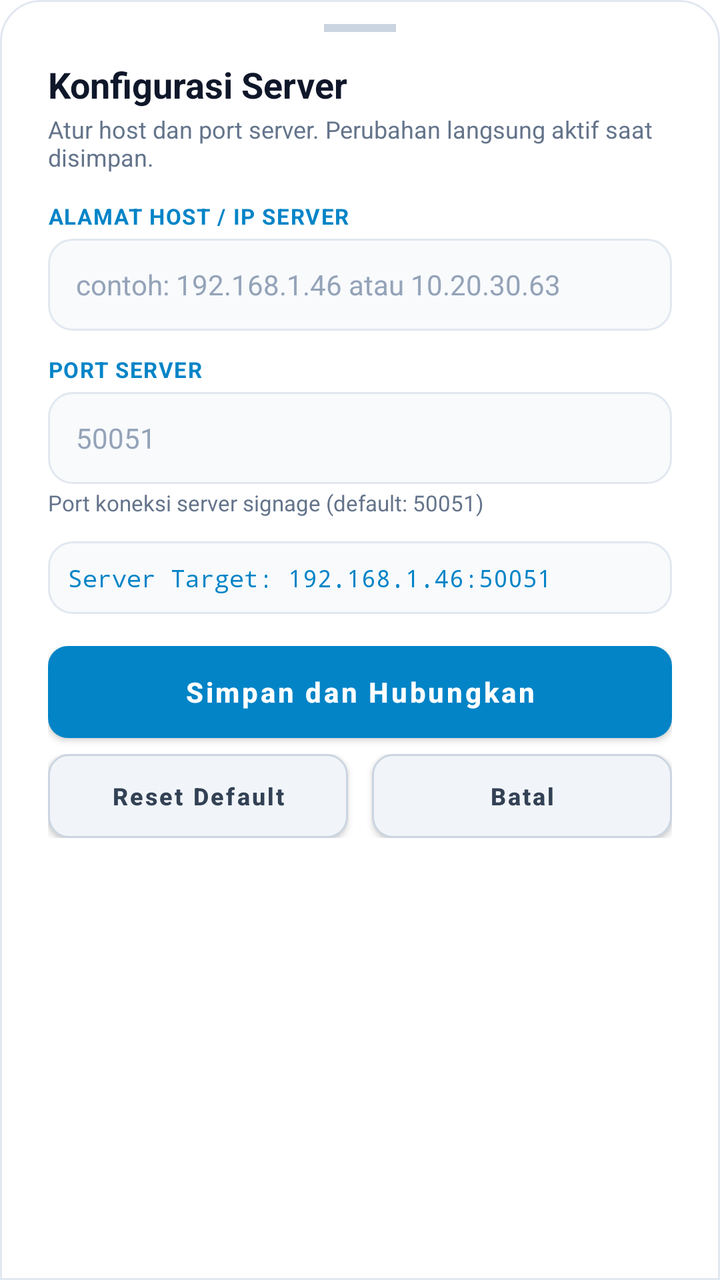
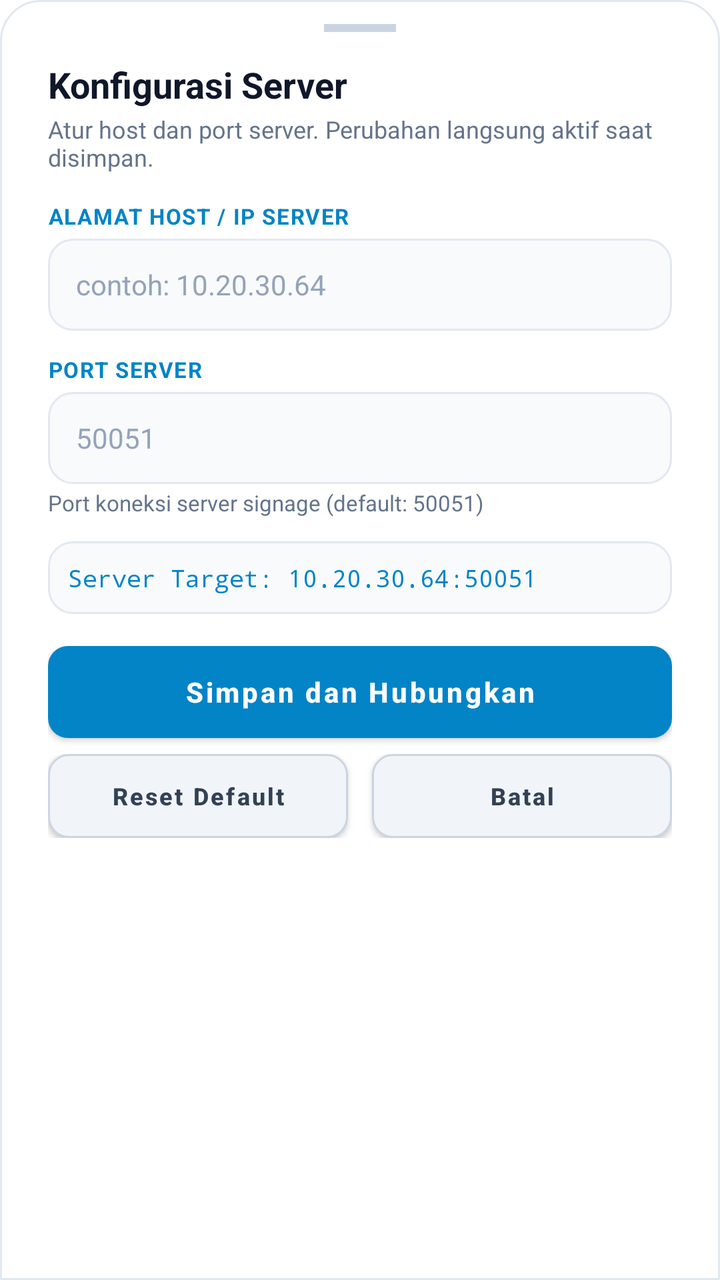

Two renders of the same Android screen: before a commit and after it. Below are the layout's source before the change and the commit's diff.
<!-- AndroidManifest.xml: application theme Theme.DKASigmaPlayer -->
<!-- res/layout/bottom_sheet_server_config.xml -->
<?xml version="1.0" encoding="utf-8"?>
<LinearLayout xmlns:android="http://schemas.android.com/apk/res/android"
    xmlns:app="http://schemas.android.com/apk/res-auto"
    android:layout_width="match_parent"
    android:layout_height="wrap_content"
    android:orientation="vertical"
    android:background="@drawable/bg_bottom_sheet"
    android:paddingStart="24dp"
    android:paddingEnd="24dp"
    android:paddingTop="12dp"
    android:paddingBottom="24dp">

    
    <View
        android:layout_width="36dp"
        android:layout_height="4dp"
        android:layout_gravity="center_horizontal"
        android:layout_marginBottom="14dp"
        android:background="@color/sheet_drag_handle" />

    <ScrollView
        android:layout_width="match_parent"
        android:layout_height="wrap_content"
        android:fillViewport="true"
        android:scrollbars="none">

        <LinearLayout
            android:layout_width="match_parent"
            android:layout_height="wrap_content"
            android:orientation="vertical">

            
            <TextView
                android:layout_width="match_parent"
                android:layout_height="wrap_content"
                android:text="Konfigurasi Server"
                android:textColor="@color/sheet_text_primary"
                android:textSize="18sp"
                android:textStyle="bold" />

            <TextView
                android:layout_width="match_parent"
                android:layout_height="wrap_content"
                android:layout_marginTop="2dp"
                android:layout_marginBottom="14dp"
                android:text="Atur host dan port server. Perubahan langsung aktif saat disimpan."
                android:textColor="@color/sheet_text_secondary"
                android:textSize="12sp" />

            
            <TextView
                android:layout_width="match_parent"
                android:layout_height="wrap_content"
                android:text="ALAMAT HOST / IP SERVER"
                android:textColor="@color/primary_500"
                android:textSize="11sp"
                android:textStyle="bold"
                android:letterSpacing="0.05" />

            <EditText
                android:id="@+id/etServerHost"
                android:layout_width="match_parent"
                android:layout_height="46dp"
                android:layout_marginTop="4dp"
                android:background="@drawable/bg_input_field"
                android:hint="contoh: 192.168.1.46 atau 10.20.30.63"
                android:textColorHint="@color/sheet_text_muted"
                android:textColor="@color/sheet_text_primary"
                android:textSize="14sp"
                android:paddingStart="14dp"
                android:paddingEnd="14dp"
                android:inputType="textUri"
                android:singleLine="true" />

            
            <LinearLayout
                android:layout_width="match_parent"
                android:layout_height="wrap_content"
                android:layout_marginTop="12dp"
                android:orientation="vertical">

                <TextView
                    android:layout_width="match_parent"
                    android:layout_height="wrap_content"
                    android:text="PORT SERVER"
                    android:textColor="@color/primary_500"
                    android:textSize="11sp"
                    android:textStyle="bold"
                    android:letterSpacing="0.05" />

                <EditText
                    android:id="@+id/etGrpcPort"
                    android:layout_width="match_parent"
                    android:layout_height="46dp"
                    android:layout_marginTop="4dp"
                    android:background="@drawable/bg_input_field"
                    android:hint="50051"
                    android:textColorHint="@color/sheet_text_muted"
                    android:textColor="@color/sheet_text_primary"
                    android:textSize="14sp"
                    android:paddingStart="14dp"
                    android:paddingEnd="14dp"
                    android:inputType="number"
                    android:singleLine="true" />

                <TextView
                    android:layout_width="match_parent"
                    android:layout_height="wrap_content"
                    android:layout_marginTop="2dp"
                    android:text="Port koneksi server signage (default: 50051)"
                    android:textColor="@color/sheet_text_secondary"
                    android:textSize="11sp" />
            </LinearLayout>

            
            <TextView
                android:id="@+id/tvResolvedPreview"
                android:layout_width="match_parent"
                android:layout_height="wrap_content"
                android:layout_marginTop="12dp"
                android:background="@drawable/bg_input_field"
                android:padding="10dp"
                android:textColor="@color/primary_500"
                android:textSize="12sp"
                android:fontFamily="monospace"
                android:text="Server Target: 192.168.1.46:50051" />

            
            <LinearLayout
                android:layout_width="match_parent"
                android:layout_height="wrap_content"
                android:layout_marginTop="16dp"
                android:layout_marginBottom="4dp"
                android:orientation="vertical">

                <Button
                    android:id="@+id/btnSave"
                    android:layout_width="match_parent"
                    android:layout_height="46dp"
                    android:background="@drawable/bg_btn_primary"
                    app:backgroundTint="@null"
                    android:text="Simpan dan Hubungkan"
                    android:textAllCaps="false"
                    android:textColor="#ffffff"
                    android:textSize="14sp"
                    android:textStyle="bold" />

                <LinearLayout
                    android:layout_width="match_parent"
                    android:layout_height="wrap_content"
                    android:layout_marginTop="8dp"
                    android:orientation="horizontal">

                    <Button
                        android:id="@+id/btnResetDefault"
                        android:layout_width="0dp"
                        android:layout_height="42dp"
                        android:layout_weight="1"
                        android:layout_marginEnd="6dp"
                        android:background="@drawable/bg_btn_secondary"
                        app:backgroundTint="@null"
                        android:text="Reset Default"
                        android:textAllCaps="false"
                        android:textColor="@color/sheet_btn_secondary_text"
                        android:textSize="12sp"
                        android:textStyle="bold" />

                    <Button
                        android:id="@+id/btnCancel"
                        android:layout_width="0dp"
                        android:layout_height="42dp"
                        android:layout_weight="1"
                        android:layout_marginStart="6dp"
                        android:background="@drawable/bg_btn_secondary"
                        app:backgroundTint="@null"
                        android:text="Batal"
                        android:textAllCaps="false"
                        android:textColor="@color/sheet_btn_secondary_text"
                        android:textSize="12sp"
                        android:textStyle="bold" />
                </LinearLayout>

            </LinearLayout>

        </LinearLayout>
    </ScrollView>

</LinearLayout>
<!-- resources referenced by this layout -->
<resources>
  <color name="primary_500">#0284c7</color>
  <color name="sheet_btn_secondary_text">#334155</color>
  <color name="sheet_drag_handle">#cbd5e1</color>
  <color name="sheet_text_muted">#94a3b8</color>
  <color name="sheet_text_primary">#0f172a</color>
  <color name="sheet_text_secondary">#64748b</color>
  <!-- drawable bg_bottom_sheet (drawable) -->
  <?xml version="1.0" encoding="utf-8"?>
  <shape xmlns:android="http://schemas.android.com/apk/res/android"
      android:shape="rectangle">
      <solid android:color="@color/sheet_bg" />
      <corners
          android:topLeftRadius="20dp"
          android:topRightRadius="20dp" />
      <stroke
          android:width="1dp"
          android:color="@color/sheet_card_border" />
  </shape>
  <!-- drawable bg_btn_primary (drawable) -->
  <?xml version="1.0" encoding="utf-8"?>
  <ripple xmlns:android="http://schemas.android.com/apk/res/android"
      android:color="#38bdf8">
      <item>
          <shape android:shape="rectangle">
              <solid android:color="#0284c7" />
              <corners android:radius="10dp" />
          </shape>
      </item>
  </ripple>
  <!-- drawable bg_btn_secondary (drawable) -->
  <?xml version="1.0" encoding="utf-8"?>
  <ripple xmlns:android="http://schemas.android.com/apk/res/android"
      android:color="@color/sheet_card_border">
      <item>
          <shape android:shape="rectangle">
              <solid android:color="@color/sheet_btn_secondary_bg" />
              <corners android:radius="10dp" />
              <stroke
                  android:width="1dp"
                  android:color="@color/sheet_btn_secondary_border" />
          </shape>
      </item>
  </ripple>
  <!-- drawable bg_input_field (drawable) -->
  <?xml version="1.0" encoding="utf-8"?>
  <shape xmlns:android="http://schemas.android.com/apk/res/android"
      android:shape="rectangle">
      <solid android:color="@color/sheet_card_bg" />
      <corners android:radius="12dp" />
      <stroke
          android:width="1dp"
          android:color="@color/sheet_card_border" />
  </shape>
  <style name="Theme.DKASigmaPlayer" parent="Theme.MaterialComponents.DayNight.NoActionBar">
          <item name="colorPrimary">@color/primary_500</item>
          <item name="colorPrimaryVariant">@color/primary_600</item>
          <item name="colorOnPrimary">#ffffff</item>
          <item name="android:statusBarColor">@color/sheet_bg</item>
          <item name="android:navigationBarColor">@color/sheet_bg</item>
      </style>
  <color name="sheet_bg">#ffffff</color>
  <color name="sheet_card_border">#e2e8f0</color>
  <color name="sheet_btn_secondary_bg">#f1f5f9</color>
  <color name="sheet_btn_secondary_border">#cbd5e1</color>
  <color name="sheet_card_bg">#f8fafc</color>
  <color name="primary_600">#0369a1</color>
</resources>

<!-- the commit's change to res/layout/bottom_sheet_server_config.xml (unified diff, before → after) -->
@@ -63,7 +63,7 @@
                 android:layout_height="46dp"
                 android:layout_marginTop="4dp"
                 android:background="@drawable/bg_input_field"
-                android:hint="contoh: 192.168.1.46 atau 10.20.30.63"
+                android:hint="contoh: 10.20.30.64"
                 android:textColorHint="@color/sheet_text_muted"
                 android:textColor="@color/sheet_text_primary"
                 android:textSize="14sp"
@@ -123,7 +123,7 @@
                 android:textColor="@color/primary_500"
                 android:textSize="12sp"
                 android:fontFamily="monospace"
-                android:text="Server Target: 192.168.1.46:50051" />
+                android:text="Server Target: 10.20.30.64:50051" />
 
             
             <LinearLayout
